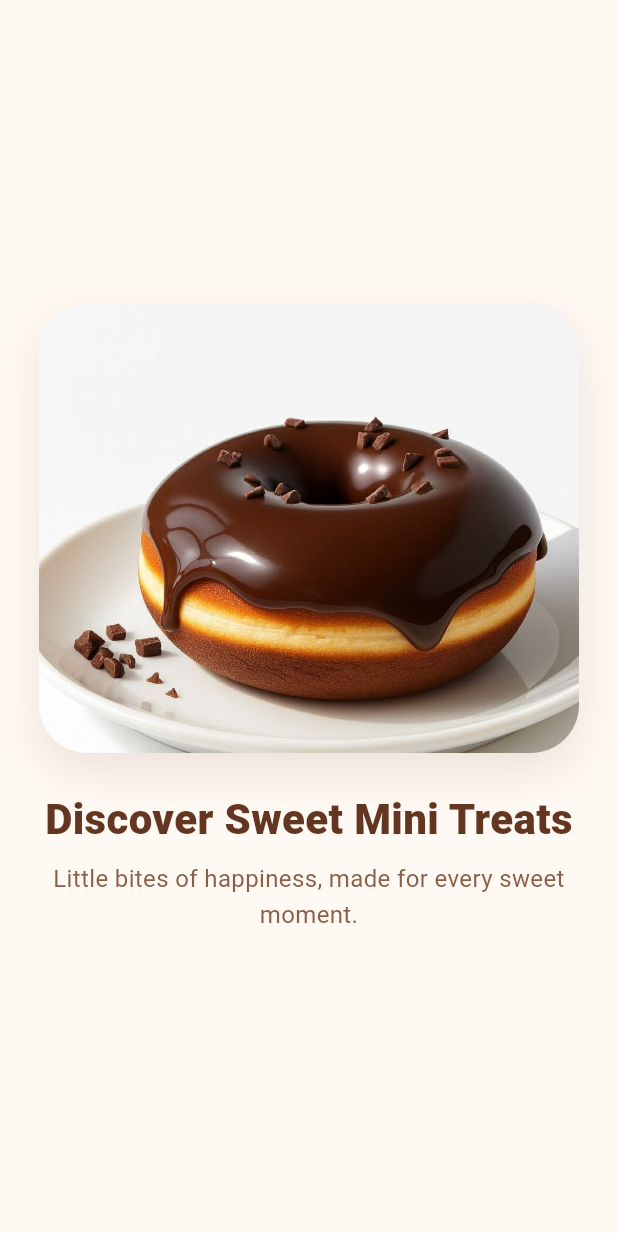
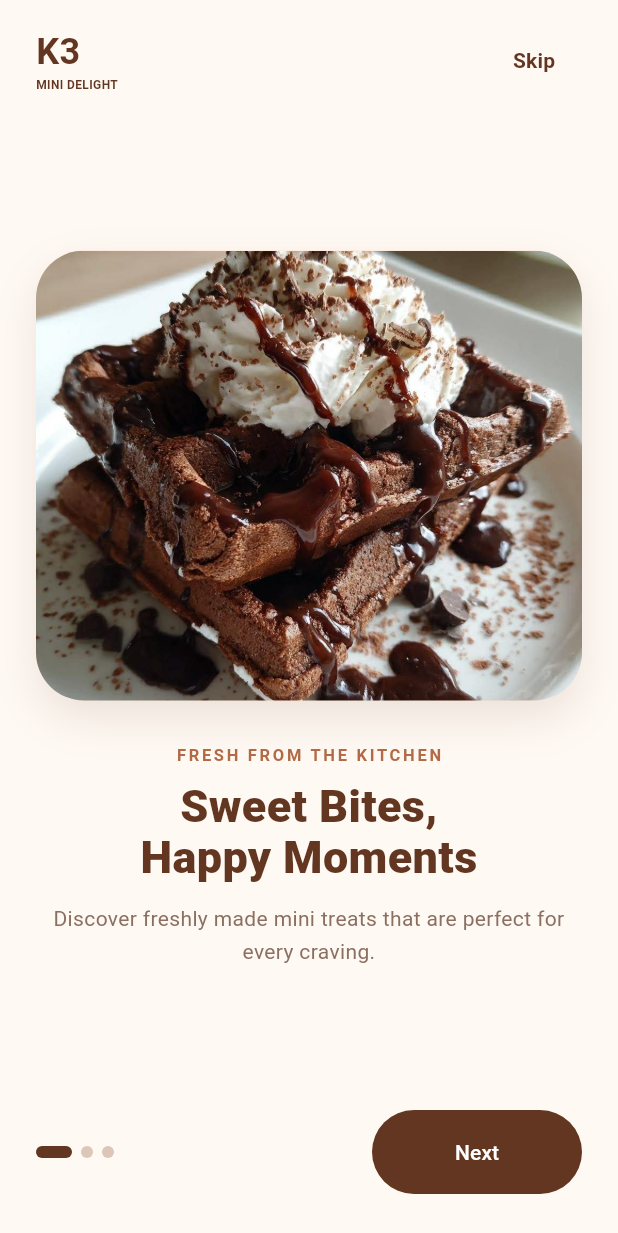
Before and after one commit to timothyjohnreyes-ux/e-commerce, a Flutter app: the screen it shows after launch, on a phone screen of 412 x 824 dp. Shown: the top 1233 px of the screen. Run offline on Flutter 3.47's test engine with Material 3 defaults, Android fonts, the phone set to English and light mode, and no system bars.

Commit message:
Enhance onboarding screen with header, skip button, and page indicators

```diff
--- a/lib/screens/onboarding_screen.dart
+++ b/lib/screens/onboarding_screen.dart
@@ -11,6 +11,7 @@ class OnboardingScreen extends StatefulWidget {
 
 class _OnboardingScreenState extends State<OnboardingScreen> {
   final PageController _pageController = PageController();
+  int _currentPage = 0;
 
   @override
   void dispose() {
@@ -25,22 +26,157 @@ class _OnboardingScreenState extends State<OnboardingScreen> {
       body: SafeArea(
         child: Column(
           children: [
+            Padding(
+              padding: const EdgeInsets.symmetric(horizontal: 24, vertical: 16),
+              child: Row(
+                mainAxisAlignment: MainAxisAlignment.spaceBetween,
+                children: [
+                  const Column(
+                    crossAxisAlignment: CrossAxisAlignment.start,
+                    children: [
+                      Text(
+                        'K3',
+                        style: TextStyle(
+                          fontSize: 24,
+                          fontWeight: FontWeight.bold,
+                          color: Color(0xFF633621),
+                        ),
+                      ),
+
+                      Text(
+                        'MINI DELIGHT',
+                        style: TextStyle(
+                          fontSize: 8,
+                          fontWeight: FontWeight.w600,
+                          color: Color(0xFF633621),
+                        ),
+                      ),
+                    ],
+                  ),
+
+                  TextButton(
+                    onPressed: () {},
+                    child: const Text(
+                      'Skip',
+                      style: TextStyle(
+                        fontSize: 14,
+                        fontWeight: FontWeight.w600,
+                        color: Color(0xFF633621),
+                      ),
+                    ),
+                  ),
+                ],
+              ),
+            ),
+
             Expanded(
               child: PageView(
                 controller: _pageController,
+                onPageChanged: (index) {
+                  setState(() {
+                    _currentPage = index;
+                  });
+                },
                 children: [
-                  Center(
-                    child: Padding(
+                  _OnboardingPage(
+                    imagePath: 'assets/images/Waffle-Chocolate.jpg',
+                    eyebrow: 'Fresh from the kitchen',
+                    title: 'Sweet Bites,\nHappy Moments',
+                    description: 'Discover freshly made mini treats that are perfect for every craving.',
+                  ),
+
+                  const _OnboardingPage(
+                    imagePath: 'assets/images/Pancake-Matcha.jpg',
+                    eyebrow: 'Made with love',
+                    title: 'Freshly Made\nEvery Day',
+                    description: 'Enjoy warm waffles, soft pancakes, and delightful bites made just for you.',
+                  ),
+
+                  const _OnboardingPage(
+                    imagePath: 'assets/images/Soda-Lemon.jpg',
+                    eyebrow: 'Easy and delicious',
+                    title: 'Order Your\nFavorite Treat',
+                    description: 'Choose your favorites and satisfy your sweet cravings in just a few taps.',
+                  ),
+                ],
+              ),
+            ),
+
+            Padding(
+              padding: const EdgeInsets.fromLTRB(24, 8, 24, 28),
+              child: Row(
+                children: [
+                  Row(
+                    children: List.generate(3, (index) {
+                      final isActive = index == _currentPage;
+                      return AnimatedContainer(
+                        duration: const Duration(milliseconds: 250),
+                        margin: const EdgeInsets.only(right: 6),
+                        width: isActive ? 24 : 8,
+                        height: 8,
+                        decoration: BoxDecoration(
+                          color: isActive
+                              ? const Color(0xFF633621)
+                              : const Color(0xFFDCC6B8),
+                          borderRadius: BorderRadius.circular(8),
+                        ),
+                      );
+                    }),
+                  ),
+                  const Spacer(),
+                  ElevatedButton(
+                    onPressed: () {
+                      if (_currentPage < 2) {
+                        _pageController.nextPage(
+                          duration: const Duration(milliseconds: 350),
+                          curve: Curves.easeInOut,
+                        );
+                      }
+                    },
+                    style: ElevatedButton.styleFrom(
+                      backgroundColor: const Color(0xFF633621),
+                      foregroundColor: Colors.white,
+                      elevation: 0,
+                      minimumSize: const Size(140, 56),
+                      shape: RoundedRectangleBorder(
+                        borderRadius: BorderRadius.circular(30),
+                      ),
+                    ),
+                    child: Text(_currentPage == 2 ? 'Get Started' : 'Next'),
+                  ),
+                ],
+              ),
+            ),
+          ],
+        ),
+      ),
+    );
+  }
+}
+
+class _OnboardingPage extends StatelessWidget {
+  final String imagePath;
+  final String eyebrow;
+  final String title;
+  final String description;
+
+  const _OnboardingPage({
+    required this.imagePath,
+    required this.eyebrow,
+    required this.title,
+    required this.description,
+  });
+
+  @override
+  Widget build(BuildContext context) {
+    return Padding(
       padding: const EdgeInsets.symmetric(horizontal: 24),
       child: Column(
-                        mainAxisSize: MainAxisSize.min,
+        mainAxisAlignment: MainAxisAlignment.center,
         children: [
           Container(
             width: double.infinity,
-                            constraints: const BoxConstraints(
-                              maxWidth: 360,
-                              maxHeight: 300,
-                            ),
+            height: 300,
             decoration: BoxDecoration(
               color: const Color(0xFFFFE2CF),
               borderRadius: BorderRadius.circular(32),
@@ -55,50 +191,48 @@ class _OnboardingScreenState extends State<OnboardingScreen> {
             child: ClipRRect(
               borderRadius: BorderRadius.circular(32),
               child: Image.asset(
-                                'assets/images/Mini Donut-Chocolate.jpg',
-                                height: 300,
+                imagePath,
                 fit: BoxFit.cover,
+                alignment: Alignment.center,
               ),
             ),
           ),
-
           const SizedBox(height: 28),
 
-                          const Text(
-                            'Discover Sweet Mini Treats',
+          Text(
+            eyebrow.toUpperCase(),
+            style: const TextStyle(
+              fontSize: 11,
+              fontWeight: FontWeight.w700,
+              letterSpacing: 1.8,
+              color: Color(0xFFB16A45),
+            ),
+          ),
+          const SizedBox(height: 10),
+
+          Text(
+            title,
             textAlign: TextAlign.center,
-                            style: TextStyle(
-                              fontSize: 28,
-                              height: 1.15,
+            style: const TextStyle(
+              fontSize: 30,
+              height: 1.12,
               fontWeight: FontWeight.w800,
               color: Color(0xFF633621),
             ),
           ),
-
           const SizedBox(height: 12),
 
-                          const Text(
-                            'Little bites of happiness, made for every sweet moment.',
+          Text(
+            description,
             textAlign: TextAlign.center,
-                            style: TextStyle(
-                              fontSize: 16,
-                              height: 1.5,
-                              color: Color(0xFF8B5E48),
+            style: const TextStyle(
+              fontSize: 14,
+              height: 1.55,
+              color: Color(0xFF8B6F61),
             ),
           ),
         ],
       ),
-                    ),
-                  ),
-
-                  Center(child: Text('Freshly Made with Love')),
-                  Center(child: Text('Order with Ease')),
-                ],
-              ),
-            ),
-          ],
-        ),
-      ),
     );
   }
 }
```
Lines whose indentation alone changed are shown as unchanged.
